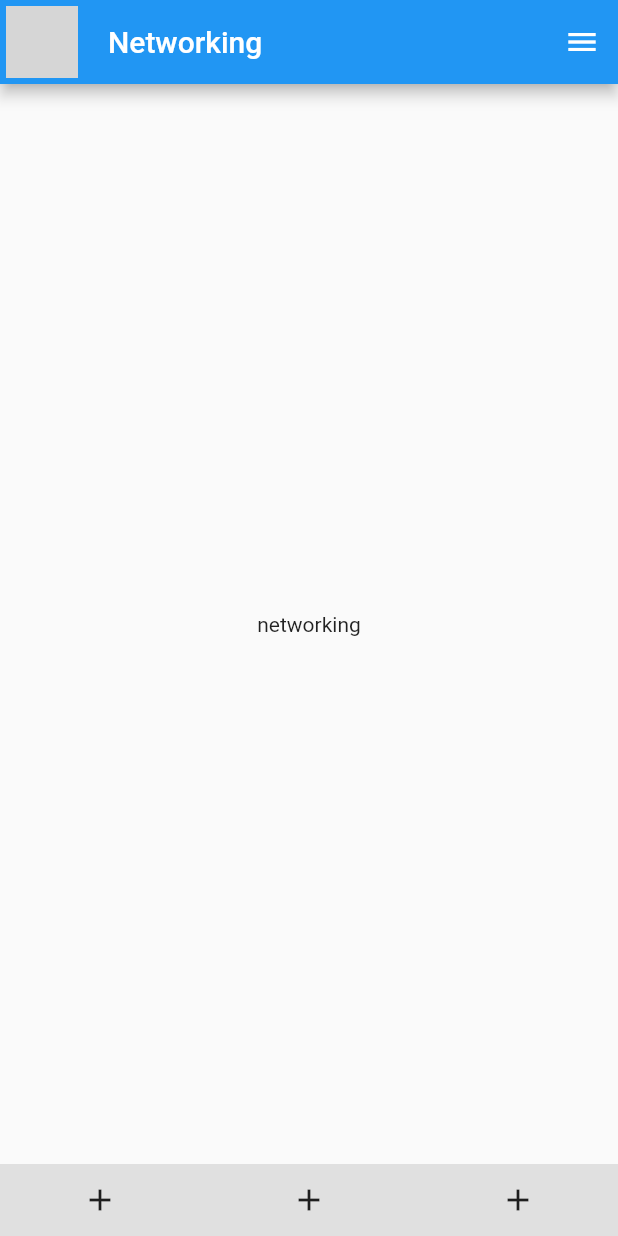
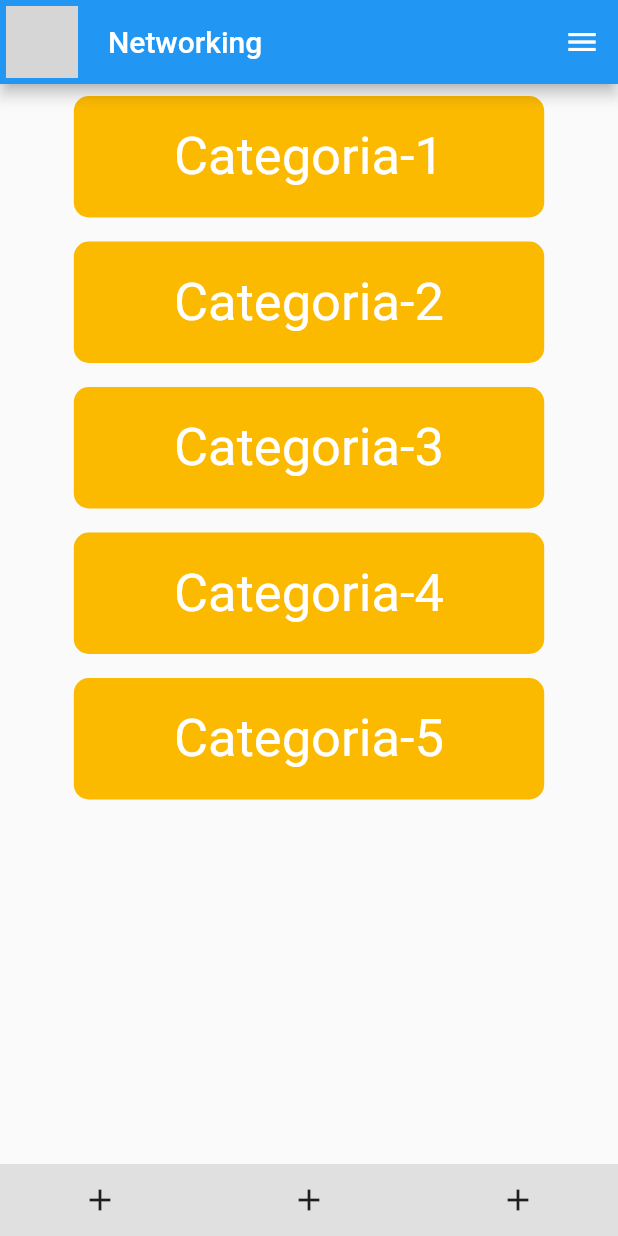
Before and after one commit to Fabrifj/UPB_Mobil, a Flutter app: the screen it shows after launch, item 2 of the bottom bar chosen, on a phone screen of 412 x 824 dp. Run offline on Flutter 3.47's test engine with Material 2 defaults, Android fonts, the phone set to English and light mode, and no system bars; our stand-ins replace firebase_core, fluro; accounts and stored records are empty; network calls fail; Roboto replaces fonts that are missing (Montserrat-ExtraLight); grey boxes are pictures that could not be loaded.

Commit message:
finsh routes and pages

```diff
--- /dev/null
+++ b/lib/components/lists/list_item_nw.dart
@@ -0,0 +1,43 @@
+import 'package:flutter/material.dart';
+import '../../routes/aplication.dart';
+import '../../static_resources/color_resources.dart';
+import '../../static_resources/theme_data.dart';
+
+
+
+class ListItemNetworking extends StatelessWidget {
+  final itemData;
+  final itemId;
+
+  ListItemNetworking(this.itemId,this.itemData );
+
+
+  @override
+  Widget build(BuildContext context) {
+    return LayoutBuilder(
+        builder: (BuildContext context, BoxConstraints constraints) {
+      return InkWell(
+        onTap: () {
+          Application.router.navigateTo(context,"/networking-search/$itemId" );
+          // Navigator.pushNamed(context, "/networking-search/$itemId");
+          print("sd");
+        },
+        child: Container(
+            padding: const EdgeInsets.all(20),
+            margin: const EdgeInsets.all(8),
+            width: constraints.maxWidth * 0.75,
+            decoration: BoxDecoration(
+              color: ColorResourcees.s_Yellow,
+              borderRadius: BorderRadius.circular(10),
+            ),
+            child: Center(
+                child: Text(
+                    itemData,
+                    style: UpbTextStyle.getTextStyle("h3", ColorResourcees.s_white, "l"),
+                ),
+              ),
+            )
+      );
+    });
+  }
+}
--- /dev/null
+++ b/lib/components/lists/list_view.dart
@@ -0,0 +1,21 @@
+import 'package:flutter/material.dart';
+
+import 'list_item_nw.dart';
+
+class ListViewUPB extends StatelessWidget {
+  final List<dynamic> jsonObjects;
+
+  ListViewUPB(this.jsonObjects);
+
+  @override
+  Widget build(BuildContext context) {
+    Size size = MediaQuery.of(context).size;
+    return  ListView.builder(
+          itemCount: jsonObjects.length,
+          itemBuilder: (BuildContext context, int index) {
+            return ListItemNetworking(
+                jsonObjects[index]['id'], jsonObjects[index]['data']);
+          }
+    );
+  }
+}
--- /dev/null
+++ b/lib/pages/networking/networking_categories_page.dart
@@ -0,0 +1,31 @@
+import 'package:flutter/material.dart';
+
+import '../../components/lists/list_view.dart';
+import '../../components/upb_scafold.dart';
+
+class NetworkingCategoriesPage extends StatelessWidget {
+  final String title;
+  List<Map<String, dynamic>> titles = [
+    {'id': 1, 'data': 'Categoria-1'},
+    {'id': 2, 'data': 'Categoria-2'},
+    {'id': 3, 'data': 'Categoria-3'},
+    {'id': 4, 'data': 'Categoria-4'},
+    {'id': 5, 'data': 'Categoria-5'},
+  ];
+
+  NetworkingCategoriesPage(this.title){}
+
+  @override
+  Widget build(BuildContext context) {
+    Size size = MediaQuery.of(context).size;
+    return UpbScaffold(
+      title: title,
+      body: Container(
+        alignment: Alignment.center,
+        child: FractionallySizedBox(
+          widthFactor: 0.8,
+          child: ListViewUPB(titles)
+        ),
+      ));
+  }
+}
--- a/lib/pages/networking/networking_page.dart
+++ /dev/null
@@ -1,19 +0,0 @@
-import 'package:flutter/material.dart';
-
-import '../../components/upb_scafold.dart';
-
-class NetworkingPage extends StatelessWidget {
-  final String title;
-  NetworkingPage(this.title){}
-  @override
-  Widget build(BuildContext context) {
-    Size size = MediaQuery.of(context).size;
-    return UpbScaffold(
-      title: title,
-      body: Container(
-        child: Center(
-          child: Text("networking"),
-        ),
-      ),);
-  }
-}
--- /dev/null
+++ b/lib/pages/networking/networking_person_page.dart
@@ -0,0 +1,24 @@
+import 'package:flutter/material.dart';
+
+import '../../components/upb_scafold.dart';
+
+class NetworkingPersonPage extends StatelessWidget {
+  final String title;
+  final String idPerson;
+
+  NetworkingPersonPage(this.title, this.idPerson){}
+
+  @override
+  Widget build(BuildContext context) {
+    Size size = MediaQuery.of(context).size;
+    return UpbScaffold(
+      title: title,
+      body: Container(
+        alignment: Alignment.center,
+        child: FractionallySizedBox(
+          widthFactor: 0.8,
+          child: Text("NetworkingPersonPage")
+        ),
+      ));
+  }
+}
--- /dev/null
+++ b/lib/pages/networking/networking_search_page.dart
@@ -0,0 +1,25 @@
+import 'package:flutter/material.dart';
+
+import '../../components/upb_scafold.dart';
+
+class NetworkingSearchPage extends StatelessWidget {
+  final String title;
+  final String idCategorie;
+
+
+  NetworkingSearchPage(this.title, this.idCategorie){}
+
+  @override
+  Widget build(BuildContext context) {
+    Size size = MediaQuery.of(context).size;
+    return UpbScaffold(
+      title: "Net",
+      body: Container(
+        alignment: Alignment.center,
+        child: FractionallySizedBox(
+          widthFactor: 0.8,
+          child: Text("NetworkingSearchPage")
+        ),
+      ));
+  }
+}
--- a/lib/routes/routes.dart
+++ b/lib/routes/routes.dart
@@ -1,12 +1,15 @@
 import 'package:fluro/fluro.dart';
 import 'package:flutter/material.dart';
+
 import 'package:upb_mobil/pages/about_us/about_us_page.dart';
 import 'package:upb_mobil/pages/events/events_page.dart';
 import 'package:upb_mobil/pages/home/home_page.dart';
 import 'package:upb_mobil/pages/login/login_page.dart';
 import 'package:upb_mobil/pages/login/registration_page.dart';
-import 'package:upb_mobil/pages/networking/networking_page.dart';
+import 'package:upb_mobil/pages/networking/networking_categories_page.dart';
 import 'package:upb_mobil/pages/personal_info/personal_info_page.dart';
+import '../pages/networking/networking_person_page.dart';
+import '../pages/networking/networking_search_page.dart';
 
 
 
@@ -16,7 +19,9 @@ class Routes {
     router.define('/login', handler: _loginPage);
     router.define('/registration', handler: _registrationPage);
     router.define('/events', handler: _eventsPage);
-    router.define('/networking', handler: _networkingPage);
+    router.define('/networking-search/:id', handler: _networkingSerPage);
+    router.define('/networking', handler: _networkingCatPage);
+    router.define('/networking/person/:id', handler: _networkingPerPage);
     router.define('/persona-page', handler: _personalInfoPage);
     router.define('/about-us', handler: _aboutUsPage);
   }
@@ -37,8 +42,16 @@ class Routes {
       handlerFunc: (BuildContext? context, Map<String, List<String>> params) =>
           EventsPage(title:'Events'));
 
-  static final Handler _networkingPage = Handler(handlerFunc: (BuildContext? context, Map<String, List<String>> params)
-      => NetworkingPage('Networking'));
+  static final Handler _networkingCatPage = Handler(handlerFunc: (BuildContext? context, Map<String, List<String>> params)
+      => NetworkingCategoriesPage('Networking'));
+
+  static final Handler _networkingSerPage = Handler(
+      handlerFunc: (BuildContext? context, Map<String, dynamic> params) =>
+          NetworkingSearchPage('Networking',params["id"][0]));
+
+  static final Handler _networkingPerPage = Handler(
+      handlerFunc: (BuildContext? context, Map<String, dynamic> params) =>
+          NetworkingPersonPage('Networking', params["id"][0]));
 
   static final Handler _personalInfoPage = Handler(
       handlerFunc: (BuildContext? context, Map<String, List<String>> params) =>
--- /dev/null
+++ b/lib/static_resources/color_resources.dart
@@ -0,0 +1,10 @@
+import 'package:flutter/material.dart';
+
+class ColorResourcees {
+  static const Color p_Blue = Color.fromRGBO(35, 53, 136, 1);
+  static const Color s_Blue = Color.fromRGBO(60, 141, 188, 1);
+  static const Color p_Yellow = Color.fromRGBO(243, 156, 18, 1);
+  static const Color s_Yellow = Color.fromRGBO(251, 185, 0, 1);
+  static const Color grey_UPB = Color.fromRGBO(155, 155, 155, 1);
+  static const Color s_white = Colors.white;
+}
--- /dev/null
+++ b/lib/static_resources/theme_data.dart
@@ -0,0 +1,70 @@
+import 'package:flutter/material.dart';
+
+import 'color_resources.dart';
+
+class UpbTextStyle {
+  static TextStyle getTextStyle(textSize, textColor, fontFamily) {
+    return TextStyle(
+        color: textColor,
+        fontSize: _getTextType(textSize),
+        fontFamily: _getTextFontWeight(fontFamily));
+  }
+
+  static double _getTextType(textSize) {
+    double size;
+    switch (textSize) {
+      case 'h1':
+        size = 50.0;
+        break;
+      case 'h2':
+        size = 40.0;
+        break;
+      case 'h3':
+        size = 35.0;
+        break;
+      case 'h4':
+        size = 15.0;
+        break;
+      case 'b1':
+        size = 30.0;
+        break;
+      case 'b2':
+        size = 20.0;
+        break;
+      case 'b3':
+        size = 10.0;
+        break;
+      default:
+        size = 15.0;
+    }
+    return size;
+  }
+
+  static String _getTextFontWeight(fontFamily) {
+    String fontFamilySelected;
+    switch (fontFamily) {
+      case 'n':
+        fontFamilySelected = 'Montserrat-Black';
+        break;
+      case 'i':
+        fontFamilySelected = 'Montserrat-BlackItalic';
+        break;
+      case 'b':
+        fontFamilySelected = 'Montserrat-Bold';
+        break;
+      case 'l':
+        fontFamilySelected = 'Montserrat-ExtraLight';
+        break;
+      case 'eli':
+        fontFamilySelected = 'Montserrat-ExtraLightItalic';
+        break;
+      default:
+        fontFamilySelected = 'Montserrat-ExtraLight';
+    }
+    return fontFamilySelected;
+  }
+
+
+
+
+}
--- a/pubspec.yaml
+++ b/pubspec.yaml
@@ -39,6 +39,7 @@ dependencies:
   fluro: ^2.0.4
   firebase_core: ^2.4.1
   firebase: ^9.0.3
+  cloud_firestore: ^4.3.1
 
 dev_dependencies:
   flutter_test:
```
Also changed, not shown: 3 other files.
